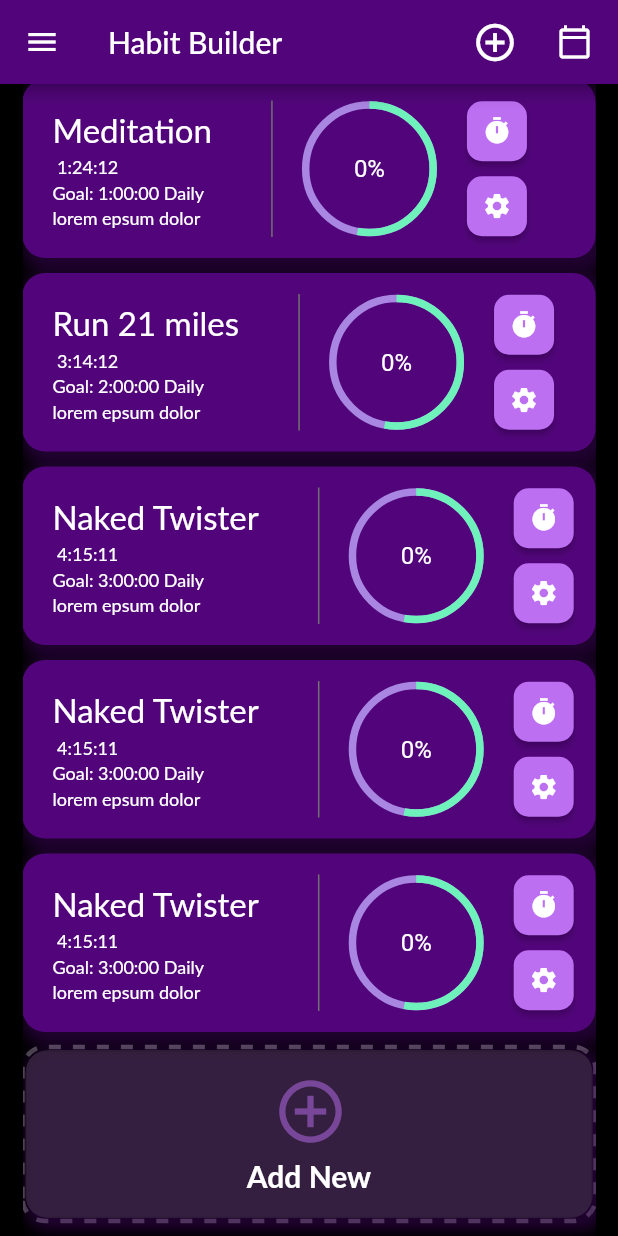
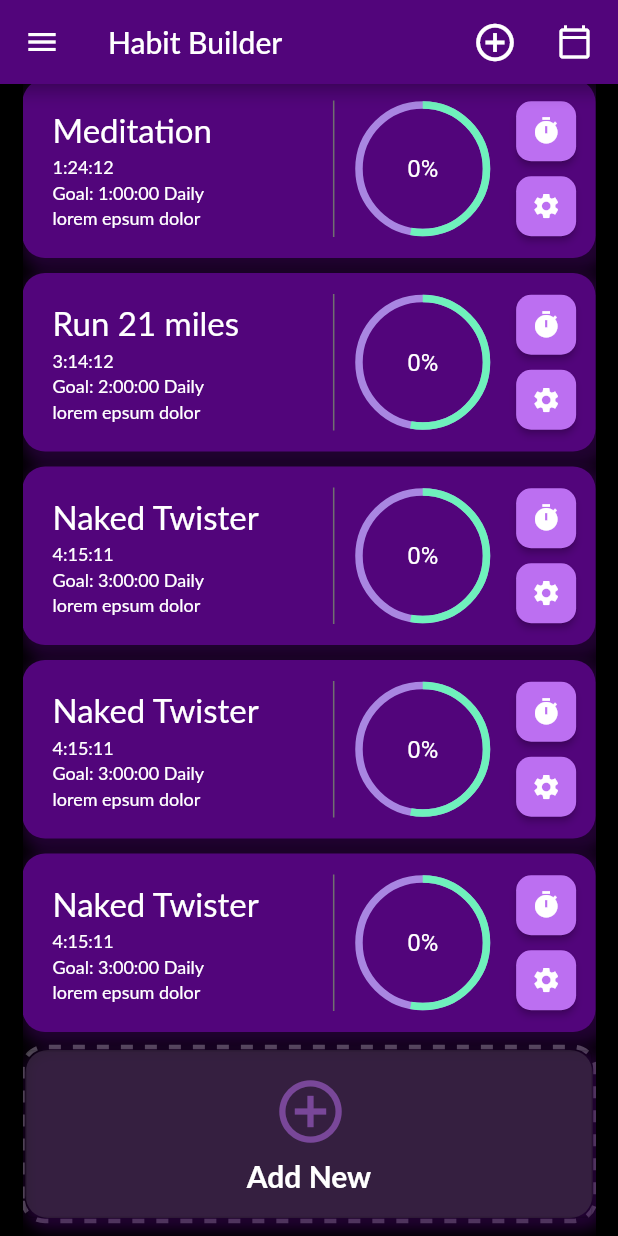
Before and after one commit to Mastagoon/habit-make, a Flutter app: the screen it shows after launch, scrolled down 252 dp, on a phone screen of 412 x 824 dp. Run offline on Flutter 3.47's test engine with Material 2 defaults, Android fonts, the phone set to English and light mode, and no system bars; drawn by our look-alikes of dotted_border, percent_indicator; our stand-ins replace numberpicker, shared_preferences; missing offline and left inert: isoweek; Roboto replaces fonts that are missing (Lato).

Commit message:
fixed carsd layout, fixed text overflow issue

```diff
--- a/lib/data/habits.dart
+++ b/lib/data/habits.dart
@@ -3,7 +3,7 @@ import 'package:habit_maker/screens/components/habit_card.dart';
 List<HabitCard> unfinishedCards = [
   HabitCard(
     completed: false,
-    name: "Dance tango",
+    name: "Dance  tango tanogrn qgoreng",
     practicedTime: "00:34:12",
     goal: "1:00:00 Daily",
     lorem: "lorem epsum dolor",
--- a/lib/screens/components/habit_card.dart
+++ b/lib/screens/components/habit_card.dart
@@ -120,63 +120,7 @@ class _HabitCardState extends State<HabitCard> {
   @override
   Widget build(BuildContext context) {
     if (_newHabit == true) {
-      print("yes");
-      return Center(
-        child: DottedBorder(
-          dashPattern: [8, 8],
-          strokeWidth: 3,
-          color: Colors.white.withOpacity(0.3),
-          borderType: BorderType.RRect,
-          radius: Radius.circular(15),
-          child: Container(
-            decoration: BoxDecoration(
-                color: Color(secondaryColorDark).withOpacity(0.7),
-                borderRadius: BorderRadius.circular(15),
-                boxShadow: [
-                  BoxShadow(
-                    color: Color(secondaryColor).withOpacity(0.4),
-                    blurRadius: 8,
-                    spreadRadius: 4,
-                    offset: Offset(4, 4),
-                  )
-                ]),
-            child: OutlinedButton(
-              onPressed: () => showDialog(
-                context: context,
-                builder: (context) => AddHabitDialog(),
-              ),
-              style: ButtonStyle(
-                  padding: MaterialStateProperty.all(
-                      EdgeInsets.symmetric(horizontal: 32, vertical: 16))),
-              child: Row(
-                mainAxisAlignment: MainAxisAlignment.center,
-                children: [
-                  Column(
-                    children: [
-                      IconButton(
-                        padding: EdgeInsets.all(0),
-                        onPressed: () {},
-                        icon: Icon(
-                          Icons.add_circle_outline,
-                          color: Color(primaryColor).withOpacity(0.5),
-                          size: 50,
-                        ),
-                      ),
-                      SizedBox(
-                        height: 8,
-                      ),
-                      Text(
-                        "Add New",
-                        style: lightText(20, true),
-                      ),
-                    ],
-                  ),
-                ],
-              ),
-            ),
-          ),
-        ),
-      );
+      return newHabit();
     }
     return Center(
       // card
@@ -194,9 +138,11 @@ class _HabitCardState extends State<HabitCard> {
             ]),
         child: IntrinsicHeight(
           child: Row(
+            mainAxisAlignment: MainAxisAlignment.spaceBetween,
             children: [
               // left side
-              Flexible(
+              Expanded(
+                flex: 6,
                 child: Container(
                   padding: EdgeInsets.all(20),
                   child: Column(
@@ -205,13 +151,15 @@ class _HabitCardState extends State<HabitCard> {
                       Container(
                         child: Text(
                           _name ?? "Null",
+                          overflow: TextOverflow.ellipsis,
                           style: lightText(22),
                         ),
                       ),
                       const SizedBox(height: 5),
                       Container(
                         child: Text(
-                          " $_practicedTimeString",
+                          "$_practicedTimeString",
+                          overflow: TextOverflow.ellipsis,
                           style: lightText(12),
                         ),
                       ),
@@ -219,6 +167,7 @@ class _HabitCardState extends State<HabitCard> {
                       Container(
                         child: Text(
                           "Goal: $_goal",
+                          overflow: TextOverflow.ellipsis,
                           style: lightText(12),
                         ),
                       ),
@@ -226,6 +175,7 @@ class _HabitCardState extends State<HabitCard> {
                       Container(
                         child: Text(
                           _lorem ?? "lorem",
+                          overflow: TextOverflow.ellipsis,
                           style: lightText(12),
                         ),
                       ),
@@ -240,80 +190,87 @@ class _HabitCardState extends State<HabitCard> {
                 thickness: 1,
                 indent: 14,
                 endIndent: 14,
-                width: 40,
+                width: 20,
               ),
               // right side
               // progress bar
               // #TODO logic to change its appearnce when active
-              OutlinedButton(
-                style: OutlinedButton.styleFrom(
-                  shape: CircleBorder(),
-                  padding: EdgeInsets.zero,
-                ),
-                onPressed: toggleTimer,
-                child: CircularPercentIndicator(
-                  animation: true,
-                  animationDuration: 1000,
-                  radius: 90,
-                  lineWidth: 5,
-                  percent: 0.53,
-                  center: Container(
-                    child: AnimatedDefaultTextStyle(
-                      duration: Duration(seconds: 1),
-                      style: _animationStyle ?? lightText(16),
-                      child: Text(
-                        _centerString,
-                      ),
-                    ),
+              Expanded(
+                flex: 3,
+                child: OutlinedButton(
+                  style: OutlinedButton.styleFrom(
+                    shape: CircleBorder(),
+                    padding: EdgeInsets.zero,
                   ),
-                  progressColor: Color(progressBarLight),
-                  backgroundColor: Color(progressBarBg),
-                ),
-              ),
-              const SizedBox(
-                width: 20,
-              ),
-              // buttons
-              Column(
-                mainAxisAlignment: MainAxisAlignment.center,
-                children: [
-                  // clock btn
-                  SizedBox(
-                    width: 40,
-                    height: 40,
-                    child: ElevatedButton(
-                      onPressed: () {},
-                      style: cardButton(_completed ?? true),
-                      child: IconButton(
-                        onPressed: () {},
-                        icon: Icon(
-                          Icons.timer,
-                          color: Colors.white,
-                          size: 20,
+                  onPressed: toggleTimer,
+                  child: CircularPercentIndicator(
+                    animation: true,
+                    animationDuration: 1000,
+                    radius: 90,
+                    lineWidth: 5,
+                    percent: 0.53,
+                    center: Container(
+                      child: AnimatedDefaultTextStyle(
+                        duration: Duration(seconds: 1),
+                        style: _animationStyle ?? lightText(16),
+                        child: Text(
+                          _centerString,
                         ),
                       ),
                     ),
+                    progressColor: Color(progressBarLight),
+                    backgroundColor: Color(progressBarBg),
                   ),
-                  const SizedBox(height: 10),
-                  // settings button
-                  SizedBox(
-                    width: 40,
-                    height: 40,
-                    child: ElevatedButton(
-                      style: cardButton(_completed ?? true),
-                      onPressed: () {},
-                      child: IconButton(
+                ),
+              ),
+              // const SizedBox(
+              //   width: 25,
+              // ),
+              // buttons
+              Expanded(
+                flex: 2,
+                child: Column(
+                  mainAxisAlignment: MainAxisAlignment.center,
+                  crossAxisAlignment: CrossAxisAlignment.center,
+                  children: [
+                    // clock btn
+                    SizedBox(
+                      width: 40,
+                      height: 40,
+                      child: ElevatedButton(
                         onPressed: () {},
-                        icon: Icon(
-                          Icons.settings,
-                          color: Colors.white,
-                          size: 20,
+                        style: cardButton(_completed ?? true),
+                        child: IconButton(
+                          onPressed: () {},
+                          icon: Icon(
+                            Icons.timer,
+                            color: Colors.white,
+                            size: 20,
+                          ),
                         ),
                       ),
-                    ), // #TOOD check if icons good
-                  ),
-                ],
-              )
+                    ),
+                    const SizedBox(height: 10),
+                    // settings button
+                    SizedBox(
+                      width: 40,
+                      height: 40,
+                      child: ElevatedButton(
+                        style: cardButton(_completed ?? true),
+                        onPressed: () {},
+                        child: IconButton(
+                          onPressed: () {},
+                          icon: Icon(
+                            Icons.settings,
+                            color: Colors.white,
+                            size: 20,
+                          ),
+                        ),
+                      ), // #TOOD check if icons good
+                    ),
+                  ],
+                ),
+              ),
             ],
           ),
         ),
@@ -321,3 +278,70 @@ class _HabitCardState extends State<HabitCard> {
     );
   }
 }
+
+class newHabit extends StatelessWidget {
+  const newHabit({
+    Key? key,
+  }) : super(key: key);
+
+  @override
+  Widget build(BuildContext context) {
+    return Center(
+      child: DottedBorder(
+        dashPattern: [8, 8],
+        strokeWidth: 3,
+        color: Colors.white.withOpacity(0.3),
+        borderType: BorderType.RRect,
+        radius: Radius.circular(15),
+        child: Container(
+          decoration: BoxDecoration(
+              color: Color(secondaryColorDark).withOpacity(0.7),
+              borderRadius: BorderRadius.circular(15),
+              boxShadow: [
+                BoxShadow(
+                  color: Color(secondaryColor).withOpacity(0.4),
+                  blurRadius: 8,
+                  spreadRadius: 4,
+                  offset: Offset(4, 4),
+                )
+              ]),
+          child: OutlinedButton(
+            onPressed: () => showDialog(
+              context: context,
+              builder: (context) => AddHabitDialog(),
+            ),
+            style: ButtonStyle(
+                padding: MaterialStateProperty.all(
+                    EdgeInsets.symmetric(horizontal: 32, vertical: 16))),
+            child: Row(
+              mainAxisAlignment: MainAxisAlignment.center,
+              children: [
+                Column(
+                  children: [
+                    IconButton(
+                      padding: EdgeInsets.all(0),
+                      onPressed: () {},
+                      icon: Icon(
+                        Icons.add_circle_outline,
+                        color: Color(primaryColor).withOpacity(0.5),
+                        size: 50,
+                      ),
+                    ),
+                    SizedBox(
+                      height: 8,
+                    ),
+                    Text(
+                      "Add New",
+                      overflow: TextOverflow.ellipsis,
+                      style: lightText(20, true),
+                    ),
+                  ],
+                ),
+              ],
+            ),
+          ),
+        ),
+      ),
+    );
+  }
+}
--- a/pubspec.yaml
+++ b/pubspec.yaml
@@ -35,6 +35,7 @@ dependencies:
   fluttertoast: ^8.0.7
   shared_preferences: ^2.0.6
   dotted_border: ^2.0.0
+  sqflite: ^2.0.0+3
 
 dev_dependencies:
   flutter_test:
```
Also changed, not shown: pubspec.lock.
